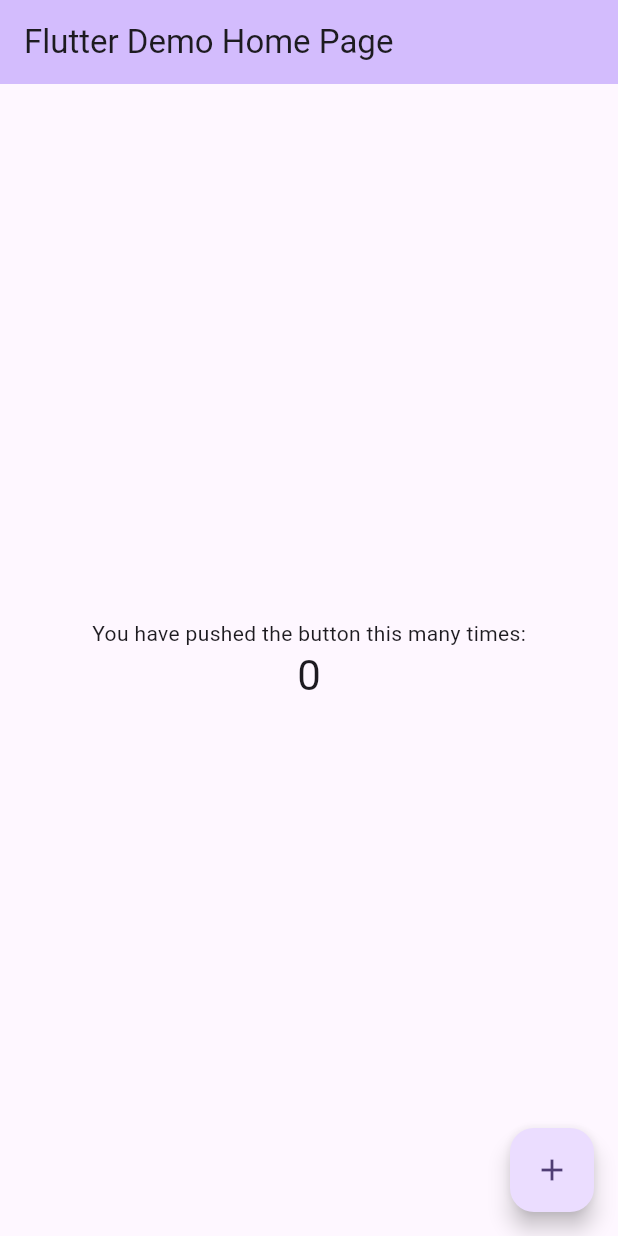
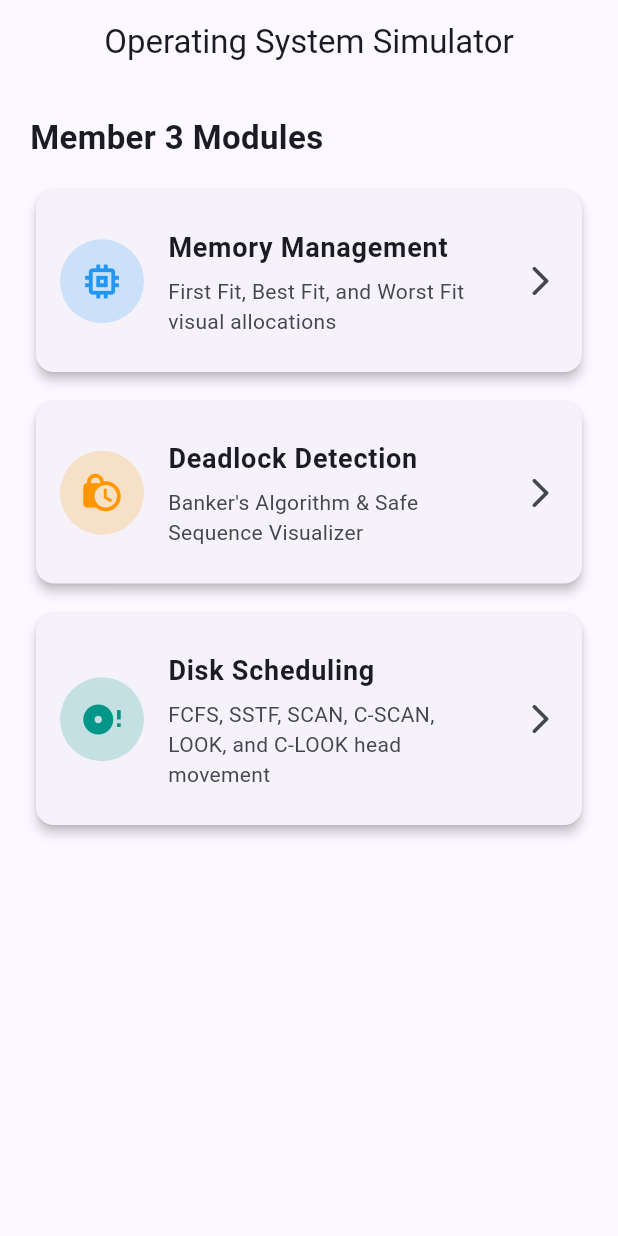
Before and after one commit to rakshithaarvind2007-cpu/os-sandbox, a Flutter app: the screen it shows after launch, on a phone screen of 412 x 824 dp. Run offline on Flutter 3.47's test engine with Material 3 defaults, Android fonts, the phone set to English and light mode, and no system bars.

Commit message:
feat(main): add navigation dashboard for Member 3 modules

```diff
--- a/lib/main.dart
+++ b/lib/main.dart
@@ -1,121 +1,117 @@
 import 'package:flutter/material.dart';
+import 'member3/memory/memory_page.dart';
+import 'member3/deadlock/deadlock_page.dart';
+import 'member3/disk/disk_page.dart';
 
 void main() {
-  runApp(const MyApp());
+  runApp(const OSSandboxApp());
 }
 
-class MyApp extends StatelessWidget {
-  const MyApp({super.key});
+class OSSandboxApp extends StatelessWidget {
+  const OSSandboxApp({super.key});
 
-  // This widget is the root of your application.
   @override
   Widget build(BuildContext context) {
     return MaterialApp(
-      title: 'Flutter Demo',
+      title: 'OS Simulator',
+      debugShowCheckedModeBanner: false,
       theme: ThemeData(
-        // This is the theme of your application.
-        //
-        // TRY THIS: Try running your application with "flutter run". You'll see
-        // the application has a purple toolbar. Then, without quitting the app,
-        // try changing the seedColor in the colorScheme below to Colors.green
-        // and then invoke "hot reload" (save your changes or press the "hot
-        // reload" button in a Flutter-supported IDE, or press "r" if you used
-        // the command line to start the app).
-        //
-        // Notice that the counter didn't reset back to zero; the application
-        // state is not lost during the reload. To reset the state, use hot
-        // restart instead.
-        //
-        // This works for code too, not just values: Most code changes can be
-        // tested with just a hot reload.
-        colorScheme: .fromSeed(seedColor: Colors.deepPurple),
+        colorScheme: ColorScheme.fromSeed(seedColor: Colors.indigo),
+        useMaterial3: true,
       ),
-      home: const MyHomePage(title: 'Flutter Demo Home Page'),
+      home: const DashboardPage(),
     );
   }
 }
 
-class MyHomePage extends StatefulWidget {
-  const MyHomePage({super.key, required this.title});
-
-  // This widget is the home page of your application. It is stateful, meaning
-  // that it has a State object (defined below) that contains fields that affect
-  // how it looks.
-
-  // This class is the configuration for the state. It holds the values (in this
-  // case the title) provided by the parent (in this case the App widget) and
-  // used by the build method of the State. Fields in a Widget subclass are
-  // always marked "final".
-
-  final String title;
-
-  @override
-  State<MyHomePage> createState() => _MyHomePageState();
-}
-
-class _MyHomePageState extends State<MyHomePage> {
-  int _counter = 0;
-
-  void _incrementCounter() {
-    setState(() {
-      // This call to setState tells the Flutter framework that something has
-      // changed in this State, which causes it to rerun the build method below
-      // so that the display can reflect the updated values. If we changed
-      // _counter without calling setState(), then the build method would not be
-      // called again, and so nothing would appear to happen.
-      _counter++;
-    });
-  }
+class DashboardPage extends StatelessWidget {
+  const DashboardPage({super.key});
 
   @override
   Widget build(BuildContext context) {
-    // This method is rerun every time setState is called, for instance as done
-    // by the _incrementCounter method above.
-    //
-    // The Flutter framework has been optimized to make rerunning build methods
-    // fast, so that you can just rebuild anything that needs updating rather
-    // than having to individually change instances of widgets.
     return Scaffold(
       appBar: AppBar(
-        // TRY THIS: Try changing the color here to a specific color (to
-        // Colors.amber, perhaps?) and trigger a hot reload to see the AppBar
-        // change color while the other colors stay the same.
-        backgroundColor: Theme.of(context).colorScheme.inversePrimary,
-        // Here we take the value from the MyHomePage object that was created by
-        // the App.build method, and use it to set our appbar title.
-        title: Text(widget.title),
+        title: const Text('Operating System Simulator'),
+        centerTitle: true,
       ),
-      body: Center(
-        // Center is a layout widget. It takes a single child and positions it
-        // in the middle of the parent.
+      body: Padding(
+        padding: const EdgeInsets.all(20.0),
         child: Column(
-          // Column is also a layout widget. It takes a list of children and
-          // arranges them vertically. By default, it sizes itself to fit its
-          // children horizontally, and tries to be as tall as its parent.
-          //
-          // Column has various properties to control how it sizes itself and
-          // how it positions its children. Here we use mainAxisAlignment to
-          // center the children vertically; the main axis here is the vertical
-          // axis because Columns are vertical (the cross axis would be
-          // horizontal).
-          //
-          // TRY THIS: Invoke "debug painting" (choose the "Toggle Debug Paint"
-          // action in the IDE, or press "p" in the console), to see the
-          // wireframe for each widget.
-          mainAxisAlignment: .center,
+          crossAxisAlignment: CrossAxisAlignment.stretch,
           children: [
-            const Text('You have pushed the button this many times:'),
-            Text(
-              '$_counter',
-              style: Theme.of(context).textTheme.headlineMedium,
+            const Text(
+              'Member 3 Modules',
+              style: TextStyle(
+                fontSize: 22,
+                fontWeight: FontWeight.bold,
+              ),
+            ),
+            const SizedBox(height: 16),
+            _buildModuleCard(
+              context,
+              title: 'Memory Management',
+              description: 'First Fit, Best Fit, and Worst Fit visual allocations',
+              icon: Icons.memory,
+              color: Colors.blue,
+              page: const MemoryPage(),
+            ),
+            const SizedBox(height: 12),
+            _buildModuleCard(
+              context,
+              title: 'Deadlock Detection',
+              description: "Banker's Algorithm & Safe Sequence Visualizer",
+              icon: Icons.lock_clock,
+              color: Colors.orange,
+              page: const DeadlockPage(),
+            ),
+            const SizedBox(height: 12),
+            _buildModuleCard(
+              context,
+              title: 'Disk Scheduling',
+              description: 'FCFS, SSTF, SCAN, C-SCAN, LOOK, and C-LOOK head movement',
+              icon: Icons.disc_full,
+              color: Colors.teal,
+              page: const DiskPage(),
             ),
           ],
         ),
       ),
-      floatingActionButton: FloatingActionButton(
-        onPressed: _incrementCounter,
-        tooltip: 'Increment',
-        child: const Icon(Icons.add),
+    );
+  }
+
+  Widget _buildModuleCard(
+    BuildContext context, {
+    required String title,
+    required String description,
+    required IconData icon,
+    required Color color,
+    required Widget page,
+  }) {
+    return Card(
+      elevation: 3,
+      shape: RoundedRectangleBorder(borderRadius: BorderRadius.circular(12)),
+      child: ListTile(
+        contentPadding: const EdgeInsets.all(16),
+        leading: CircleAvatar(
+          backgroundColor: color.withOpacity(0.2),
+          radius: 28,
+          child: Icon(icon, color: color, size: 30),
+        ),
+        title: Text(
+          title,
+          style: const TextStyle(fontSize: 18, fontWeight: FontWeight.bold),
+        ),
+        subtitle: Padding(
+          padding: const EdgeInsets.only(top: 6.0),
+          child: Text(description),
+        ),
+        trailing: const Icon(Icons.arrow_forward_ios_rounded),
+        onTap: () {
+          Navigator.push(
+            context,
+            MaterialPageRoute(builder: (context) => page),
+          );
+        },
       ),
     );
   }
```
